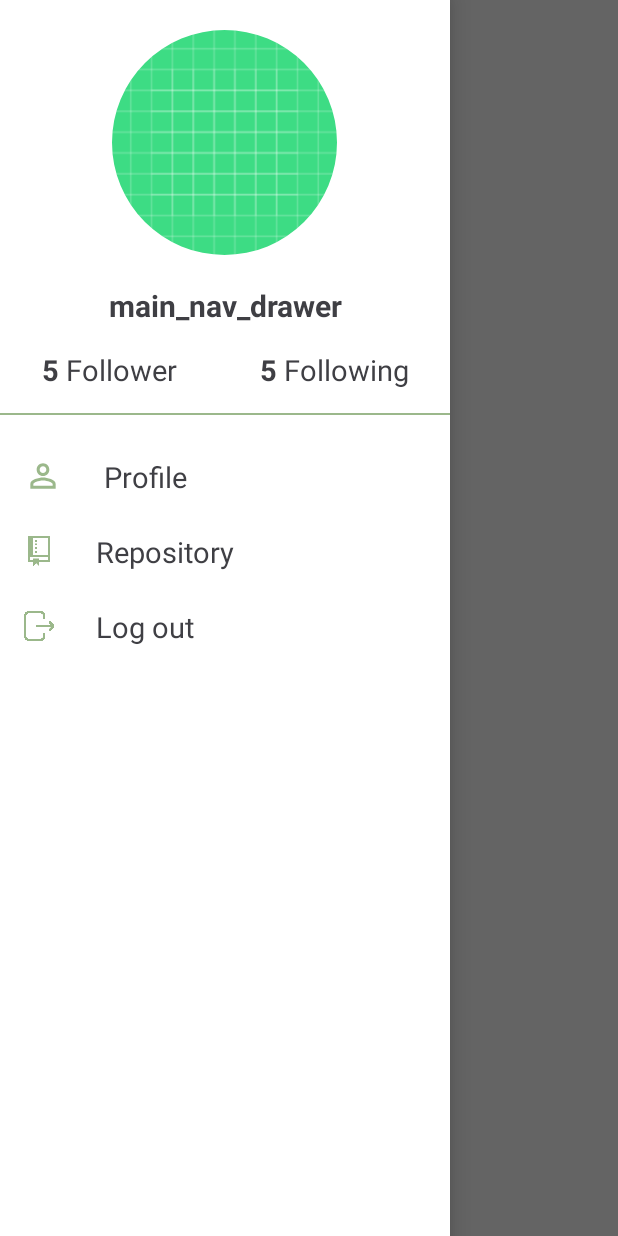
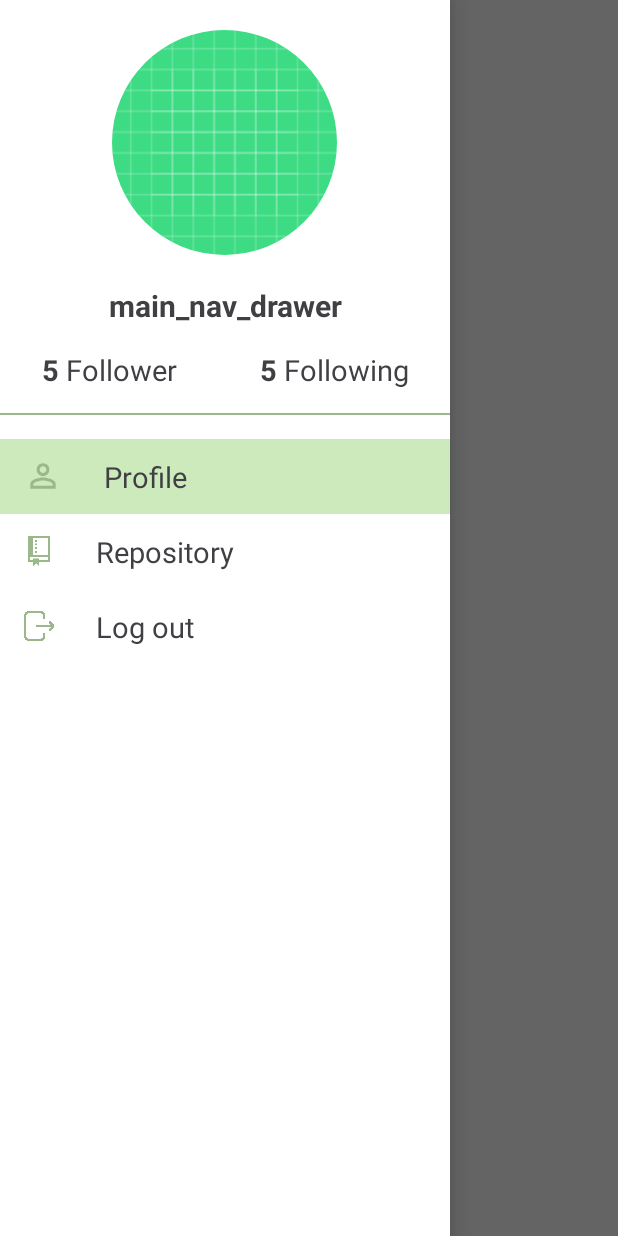
Before and after one commit to Huy-Ngo/MiniGH, an Android app: the ProfileActivity screen opened directly, with no data from a screen before it, with the side drawer open, on a phone screen of 412 x 824 dp. Run offline under Robolectric (Android 15) with nearby library versions, the phone set to English and light mode, and no system bars.

Commit message:
Indicate using activity

```diff
--- a/app/src/main/java/vn/edu/usth/minigh/ProfileActivity.java
+++ b/app/src/main/java/vn/edu/usth/minigh/ProfileActivity.java
@@ -2,9 +2,8 @@ package vn.edu.usth.minigh;
 
 import android.os.Bundle;
 import android.view.View;
+import android.widget.LinearLayout;
 import android.widget.TextView;
-
-import vn.edu.usth.minigh.BaseActivity;
 
 public class ProfileActivity extends BaseActivity {
     public ProfileActivity() {
@@ -16,10 +15,7 @@ public class ProfileActivity extends BaseActivity {
         super.onCreate(savedInstanceState);
         TextView txt_toolbar = (TextView) findViewById(R.id.main_text_bar);
         txt_toolbar.setText("Profile");
-    }
-
-    @Override
-    public void clickProfile(View view){
-        recreate();
+        LinearLayout layout = this.findViewById(R.id.profile);
+        layout.setBackgroundColor(getApplicationContext().getResources().getColor(R.color.secondaryColor));
     }
 }
--- a/app/src/main/java/vn/edu/usth/minigh/SplashActivity.java
+++ b/app/src/main/java/vn/edu/usth/minigh/SplashActivity.java
@@ -4,7 +4,6 @@ import androidx.appcompat.app.AppCompatActivity;
 
 import android.content.Intent;
 import android.os.Bundle;
-import android.os.Handler;
 
 import java.util.Timer;
 import java.util.TimerTask;
--- a/app/src/main/res/layout/main_nav_drawer.xml
+++ b/app/src/main/res/layout/main_nav_drawer.xml
@@ -63,6 +63,7 @@
         android:background="@color/secondaryDarkColor"/>
 
     <LinearLayout
+        android:id="@+id/profile"
         android:layout_width="match_parent"
         android:layout_height="wrap_content"
         android:orientation="horizontal"
@@ -86,6 +87,7 @@
             android:textColor="@color/textColor"/>
     </LinearLayout>
     <LinearLayout
+        android:id="@+id/repo"
         android:layout_width="match_parent"
         android:layout_height="wrap_content"
         android:orientation="horizontal"
```
Also changed, not shown: app/src/main/java/vn/edu/usth/minigh/BaseActivity.java (+6 -4 lines), app/src/main/java/vn/edu/usth/minigh/RepoActivity.java (+3 -4 lines).
